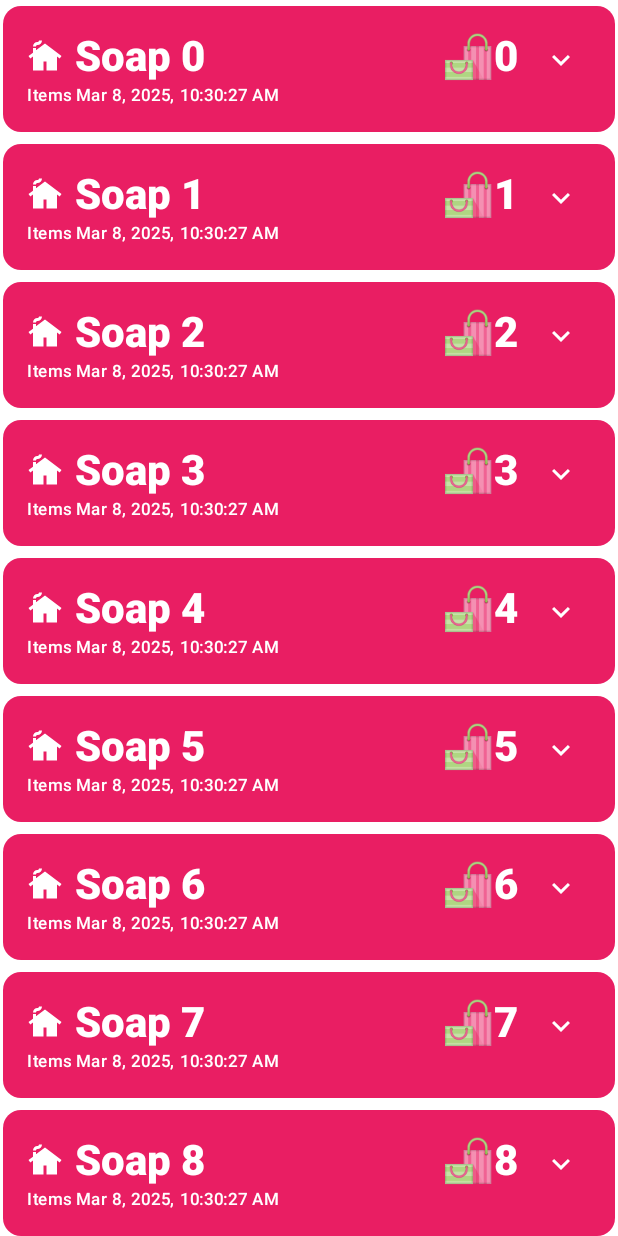
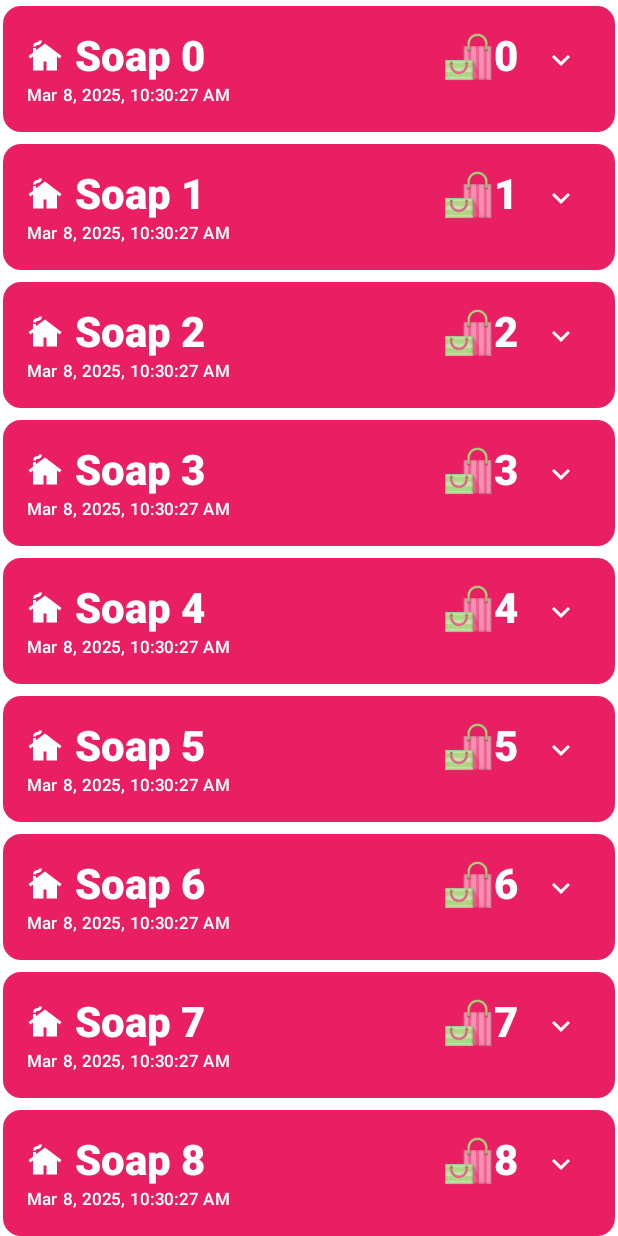
Before and after one commit to emily172/MAD2-Artisan, an Android app built with Jetpack Compose: the @Preview function ItemCardListPreview, on a phone screen of 412 x 824 dp. Run offline under Robolectric (Android 15) with nearby library versions, the phone set to English and light mode, and no system bars; our stand-ins replace Room's generated code.

Commit message:
Adjusted the ItemCard code and removed items for description.

```diff
--- a/app/src/main/java/ie/setu/artisan1/ui/components/record/ItemCard.kt
+++ b/app/src/main/java/ie/setu/artisan1/ui/components/record/ItemCard.kt
@@ -112,8 +112,9 @@ private fun ItemCardContent(
                     )
                 )
             }
-            Text(
-                text = "Items $dateCreated", style = MaterialTheme.typography.labelSmall
+            Text(// Remove "Items" in the text card
+                text = dateCreated,
+                style = MaterialTheme.typography.labelSmall
             )
             if (expanded) {
                 Text(modifier = Modifier.padding(vertical = 16.dp), text = description)
@@ -148,6 +149,7 @@ private fun ItemCardContent(
         }
     }
 }
+
 
 @Composable
 fun showDeleteAlert(
--- a/app/src/main/java/ie/setu/artisan1/ui/components/record/ItemCardList.kt
+++ b/app/src/main/java/ie/setu/artisan1/ui/components/record/ItemCardList.kt
@@ -34,14 +34,16 @@ fun ItemCardList(
     }
 }
 
-@Preview(showBackground = true, wallpaper = Wallpapers.BLUE_DOMINATED_EXAMPLE)
+@Preview(showBackground = true,
+    wallpaper = Wallpapers.BLUE_DOMINATED_EXAMPLE)
+
 @Composable
 fun ItemCardListPreview() {
     Artisan1Theme {
         ItemCardList(
             fakeItems.toMutableStateList(),
             onDeleteProduct = {},
-            onClickProductDetails = {}
+            onClickProductDetails = {},
         )
     }
 }
```
